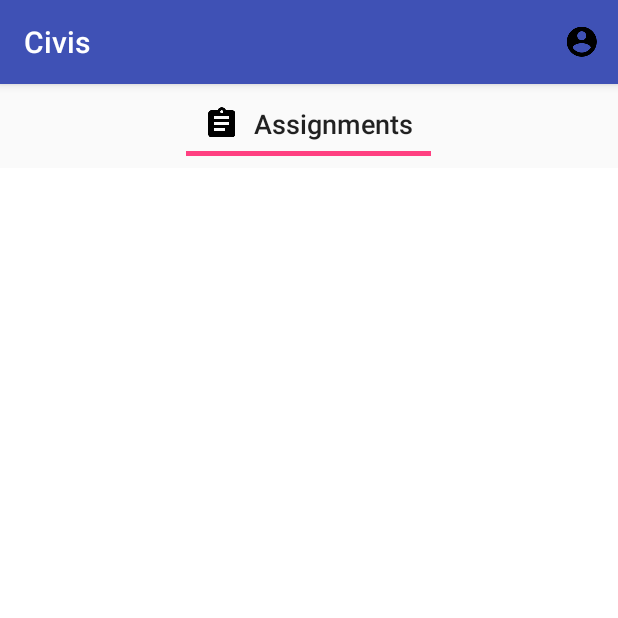
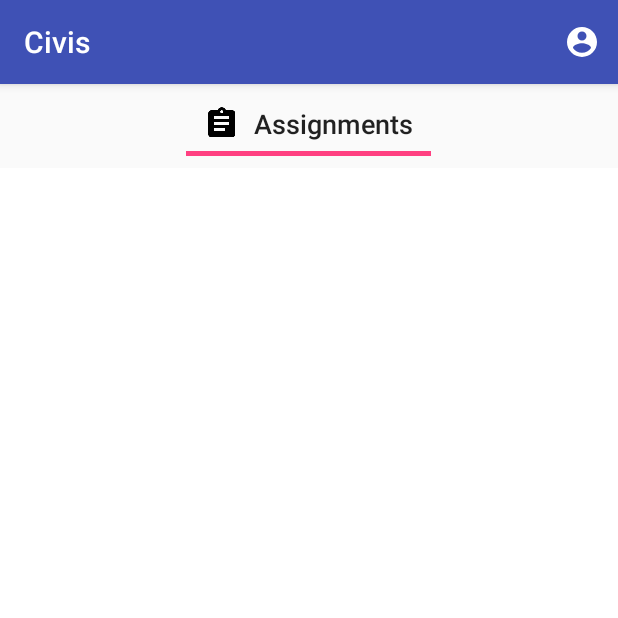
Before and after one commit to srihi/Civis, an Android app: the MainActivity screen opened directly, with no data from a screen before it, on a phone screen of 412 x 824 dp, the top half of it. Run offline under Robolectric (Android 15) with nearby library versions, the light colour scheme and no system bars.

Commit message:
account turned white

```diff
--- /dev/null
+++ b/app/src/main/res/drawable/ic_account.xml
@@ -0,0 +1 @@
+<vector xmlns:android="http://schemas.android.com/apk/res/android"    android:height="24dp"    android:width="24dp"    android:viewportWidth="24"    android:viewportHeight="24">    <path android:fillColor="#fff" android:pathData="M12,19.2C9.5,19.2 7.29,17.92 6,16C6.03,14 10,12.9 12,12.9C14,12.9 17.97,14 18,16C16.71,17.92 14.5,19.2 12,19.2M12,5A3,3 0 0,1 15,8A3,3 0 0,1 12,11A3,3 0 0,1 9,8A3,3 0 0,1 12,5M12,2A10,10 0 0,0 2,12A10,10 0 0,0 12,22A10,10 0 0,0 22,12C22,6.47 17.5,2 12,2Z" /> </vector>
--- a/app/src/main/res/menu/menu.xml
+++ b/app/src/main/res/menu/menu.xml
@@ -5,7 +5,7 @@
     <item
         android:id="@+id/action_profile"
         android:title="action_profile"
-        android:icon="@drawable/ic_account_circle_black_24dp"
+        android:icon="@drawable/ic_account"
         app:showAsAction="always" />
 
 </menu>
```
